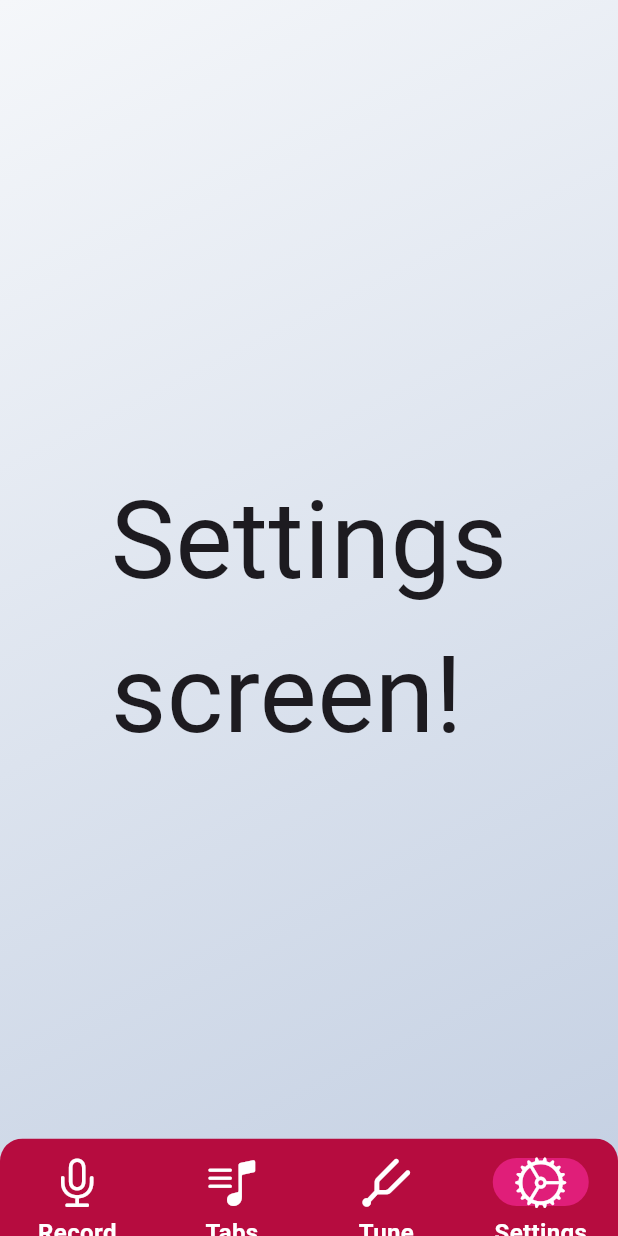
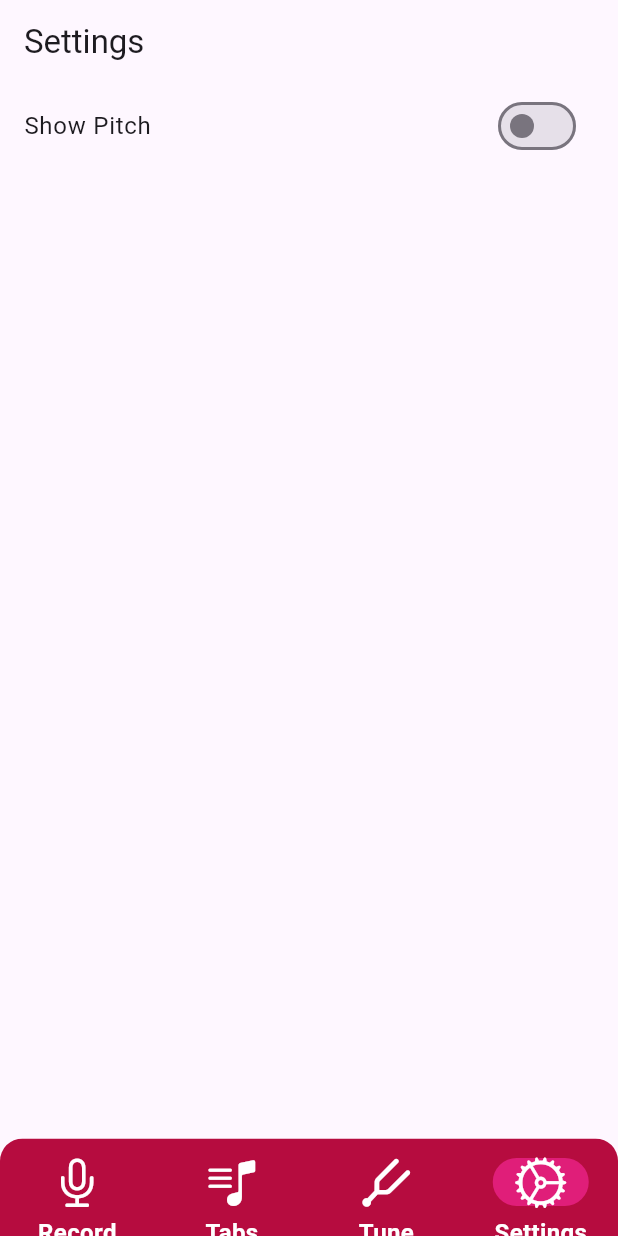
Before and after one commit to TymurBondar/Fretly, a Flutter app: the screen it shows after launch, item 4 of the bottom bar chosen, on a phone screen of 412 x 824 dp. Run offline on Flutter 3.47's test engine with Material 3 defaults, Android fonts, the phone set to English and light mode, and no system bars; our stand-ins replace audioplayers, file_picker, open_file; missing offline and left inert: flutter_audio_capture, pitch_detector_dart, pitchupdart, record.

Commit message:
added toggle to settings

```diff
--- a/lib/main.dart
+++ b/lib/main.dart
@@ -1,3 +1,5 @@
+import 'dart:developer';
+
 import 'package:flutter/cupertino.dart';
 import 'package:flutter/material.dart';
 // import 'package:permission_handler/permission_handler.dart';
@@ -22,16 +24,28 @@ class MyApp extends StatefulWidget {
 
 class MyAppState extends State<MyApp> {
   int index = 2; // Initial index
+  bool showPitch = false;
 
+
+
+  void _handleShowPitchChanged(bool value) {
+    log("the value is :$value");
+    setState(() {
+      showPitch = value;
+    });
+  }
+
+ @override
+Widget build(BuildContext context) {
   final screens = [
     const RecordScreen(),
     const TabsScreen(),
-    const TuneScreen(),
-    const SettingsScreen()
+    TuneScreen(showPitch: showPitch,),
+    SettingsScreen(
+      onShowPitchChanged: _handleShowPitchChanged,
+      showPitch: showPitch,
+    )
   ];
-
- @override
-Widget build(BuildContext context) {
   return MaterialApp(
     home: Scaffold(
       extendBody: true,
--- a/lib/screens/settings_screen.dart
+++ b/lib/screens/settings_screen.dart
@@ -1,11 +1,40 @@
 import 'package:flutter/material.dart';
 // import services and widgets...
 
-class SettingsScreen extends StatelessWidget {
-  const SettingsScreen({super.key});
+class SettingsScreen extends StatefulWidget {
+  final Function(bool) onShowPitchChanged;
+  final bool showPitch;
+
+  const SettingsScreen({super.key, required this.onShowPitchChanged, required this.showPitch});
+
+  @override
+  State<SettingsScreen> createState() => _SettingsScreenState();
+}
+
+class _SettingsScreenState extends State<SettingsScreen> {
+
 
   @override
   Widget build(BuildContext context) {
-    return const Center(child:  Text("Settings\nscreen!", style: TextStyle(fontSize: 72)));
+    bool showPitch = widget.showPitch;
+    return Scaffold(
+      appBar: AppBar(
+        title: const Text("Settings"),
+      ),
+      body: ListView(
+        children: [
+          SwitchListTile(
+            title: const Text('Show Pitch'),
+            value: showPitch,
+            onChanged: (bool value) {
+              setState(() {
+                showPitch = value;
+              });
+              widget.onShowPitchChanged(value); // Invoke the callback here
+            },
+          ),
+        ],
+      ),
+    );
   }
 }
```
Also changed, not shown: lib/screens/tune_screen.dart (+4 -3 lines).
